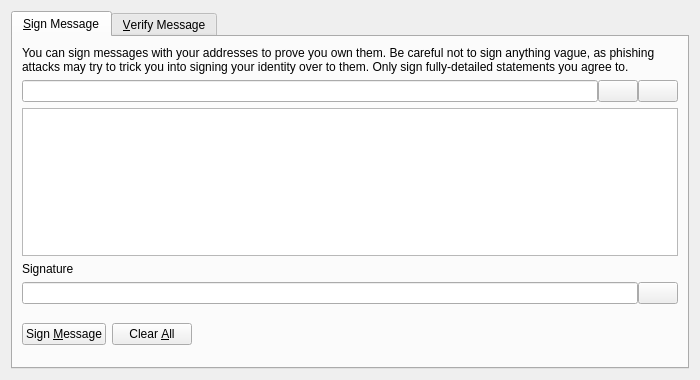
First picture: the form in src/qt/forms/signverifymessagedialog.ui, repository FeatherCoin/Feathercoin, before the edit.
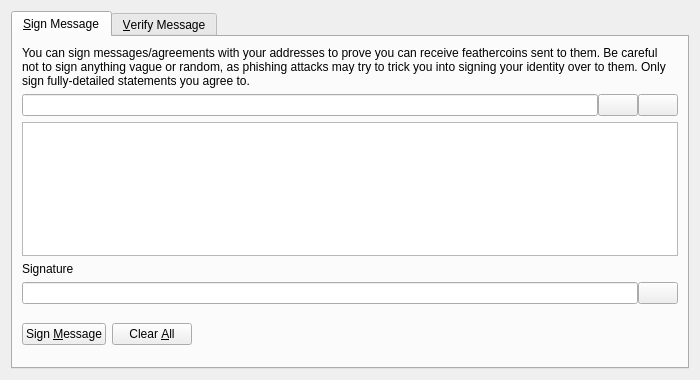
Second picture: the form after the edit. Icons and pictures are not drawn. Custom widgets are drawn as their Qt base class.

Patch:
```diff
--- a/src/qt/forms/signverifymessagedialog.ui
+++ b/src/qt/forms/signverifymessagedialog.ui
@@ -27,7 +27,7 @@
        <item>
         <widget class="QLabel" name="infoLabel_SM">
          <property name="text">
-          <string>You can sign messages with your addresses to prove you own them. Be careful not to sign anything vague, as phishing attacks may try to trick you into signing your identity over to them. Only sign fully-detailed statements you agree to.</string>
+          <string>You can sign messages/agreements with your addresses to prove you can receive feathercoins sent to them. Be careful not to sign anything vague or random, as phishing attacks may try to trick you into signing your identity over to them. Only sign fully-detailed statements you agree to.</string>
          </property>
          <property name="textFormat">
           <enum>Qt::PlainText</enum>
```
Left out of the diff: 13 changed lines with no effect on the pictures.
